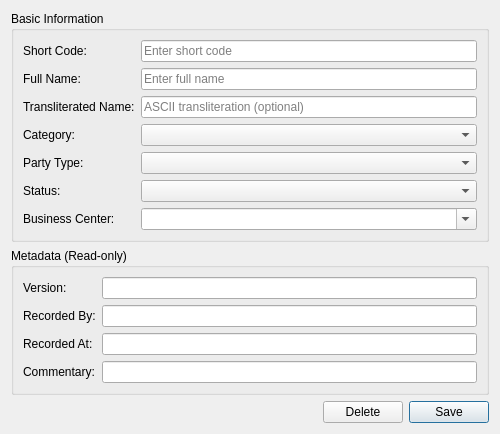
First picture: the form in projects/ores.qt/ui/PartyDetailDialog.ui, repository OreStudio/OreStudio, before the edit.
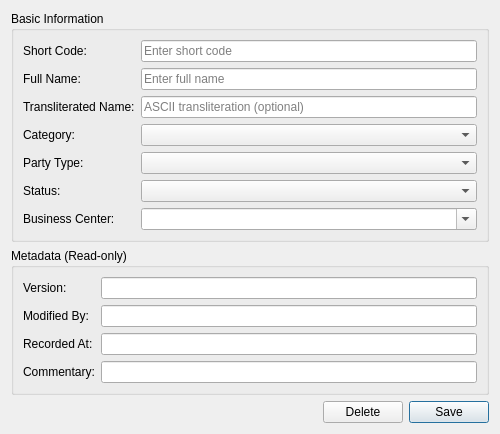
Second picture: the form after the edit.

Commit message: [protocol] Fix audit trail metadata: rename recorded_by, remove from wire format

The edit to the form file:
```diff
--- a/projects/ores.qt/ui/PartyDetailDialog.ui
+++ b/projects/ores.qt/ui/PartyDetailDialog.ui
@@ -144,7 +144,7 @@
       <item row="1" column="0">
        <widget class="QLabel" name="labelRecordedBy">
         <property name="text">
-         <string>Recorded By:</string>
+         <string>Modified By:</string>
         </property>
        </widget>
       </item>
```
Left out of the diff: 4 changed lines with no effect on the pictures. The commit also changes 473 other files.
